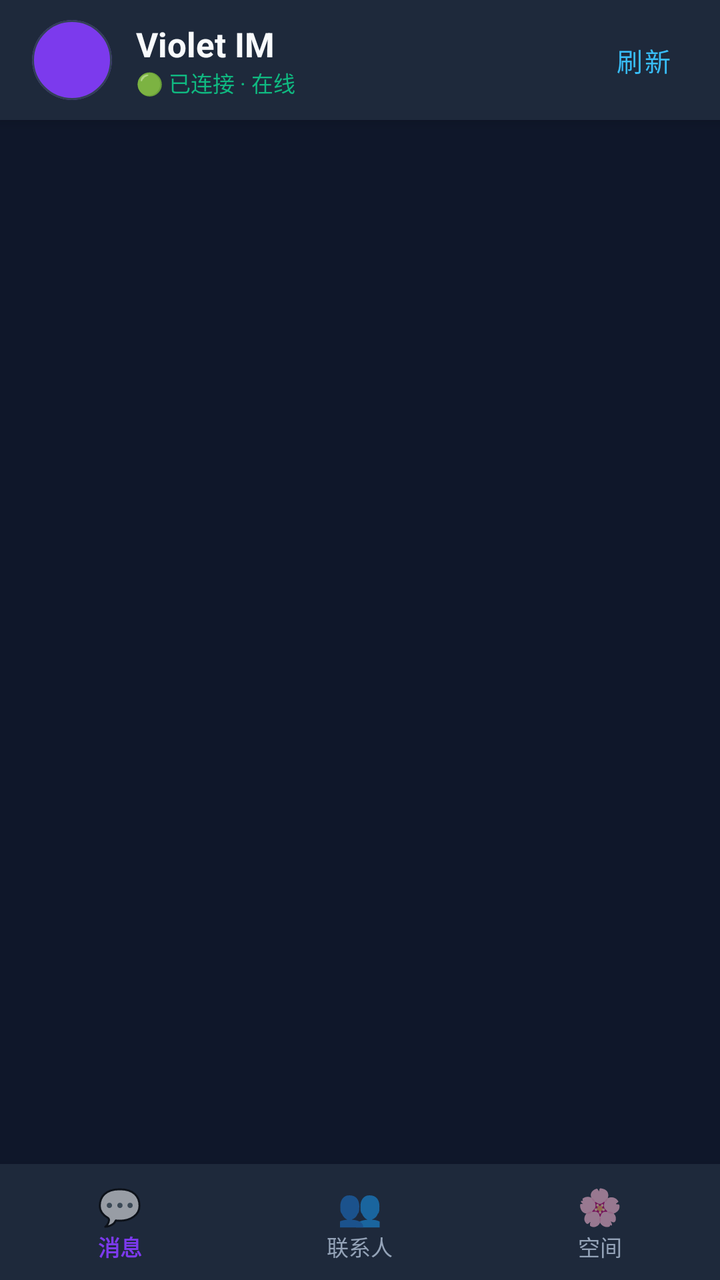
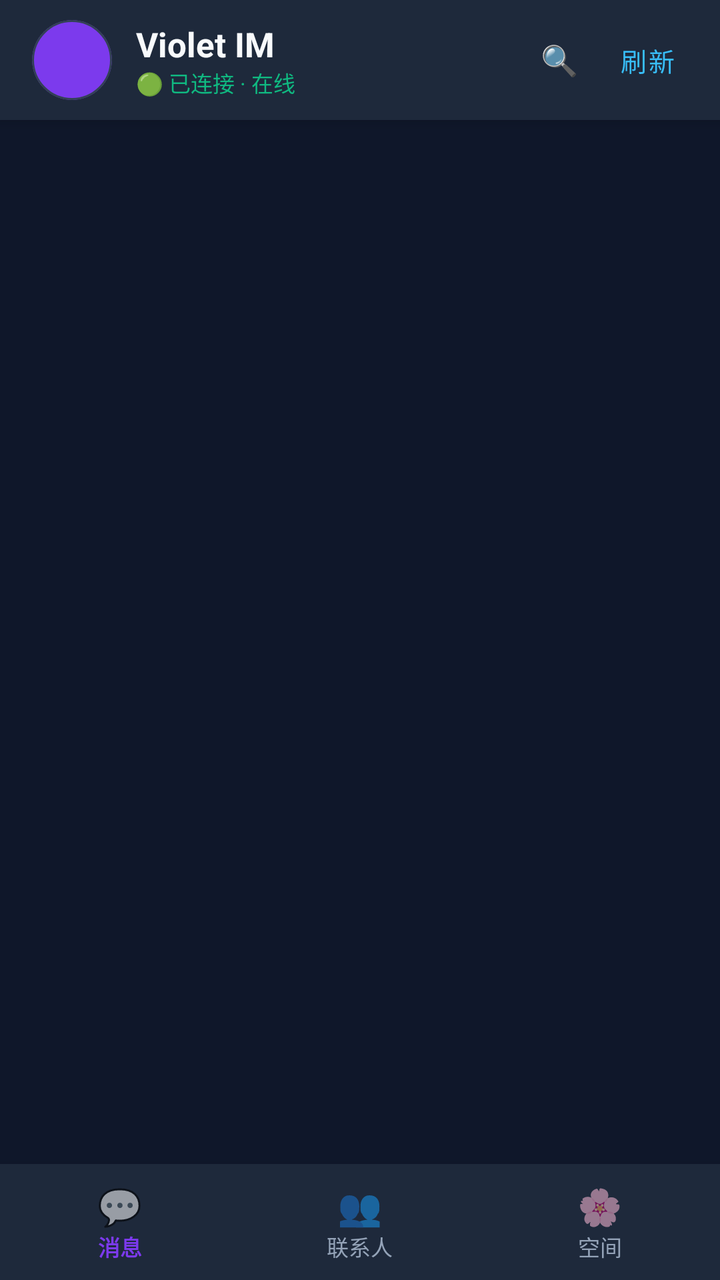

The first picture is an Android layout as it rendered before a commit; the second is the same layout after the commit. The layout source and the unified diff follow.
<!-- AndroidManifest.xml: application theme Theme.MaterialComponents.DayNight.NoActionBar -->
<!-- res/layout/activity_home.xml -->
<?xml version="1.0" encoding="utf-8"?>
<androidx.drawerlayout.widget.DrawerLayout xmlns:android="http://schemas.android.com/apk/res/android"
    xmlns:app="http://schemas.android.com/apk/res-auto"
    android:id="@+id/drawer_layout"
    android:layout_width="match_parent"
    android:layout_height="match_parent">

    
    <LinearLayout
        android:id="@+id/home_root"
        android:layout_width="match_parent"
        android:layout_height="match_parent"
        android:orientation="vertical"
        android:background="#0F172A">

        
        <LinearLayout
            android:id="@+id/home_topbar"
            android:layout_width="match_parent"
            android:layout_height="60dp"
            android:background="#1E293B"
            android:orientation="horizontal"
            android:gravity="center_vertical"
            android:paddingStart="16dp"
            android:paddingEnd="12dp"
            android:elevation="4dp">

            
            <com.google.android.material.card.MaterialCardView
                android:id="@+id/card_my_avatar"
                android:layout_width="40dp"
                android:layout_height="40dp"
                android:clickable="true"
                android:focusable="true"
                android:foreground="?android:attr/selectableItemBackground"
                app:cardBackgroundColor="#7C3AED"
                app:cardCornerRadius="20dp"
                app:cardElevation="0dp"
                app:strokeColor="#334155"
                app:strokeWidth="1dp">

                <FrameLayout
                    android:layout_width="match_parent"
                    android:layout_height="match_parent">

                    <TextView
                        android:id="@+id/tv_my_avatar"
                        android:layout_width="match_parent"
                        android:layout_height="match_parent"
                        android:gravity="center"
                        android:textColor="#FFFFFF"
                        android:textSize="15sp"
                        android:textStyle="bold" />

                    <ImageView
                        android:id="@+id/iv_my_avatar"
                        android:layout_width="match_parent"
                        android:layout_height="match_parent"
                        android:scaleType="centerCrop"
                        android:visibility="gone"
                        android:contentDescription="我的头像" />
                </FrameLayout>
            </com.google.android.material.card.MaterialCardView>

            <LinearLayout
                android:id="@+id/btn_open_drawer_title"
                android:layout_width="0dp"
                android:layout_height="wrap_content"
                android:layout_weight="1"
                android:layout_marginStart="12dp"
                android:orientation="vertical"
                android:clickable="true"
                android:focusable="true">

                <TextView
                    android:id="@+id/tv_home_title"
                    android:layout_width="wrap_content"
                    android:layout_height="wrap_content"
                    android:text="Violet IM"
                    android:textColor="#F8FAFC"
                    android:textSize="17sp"
                    android:textStyle="bold" />

                <TextView
                    android:id="@+id/tv_home_subtitle"
                    android:layout_width="wrap_content"
                    android:layout_height="wrap_content"
                    android:text="🟢 已连接 · 在线"
                    android:textColor="#10B981"
                    android:textSize="11sp"
                    android:singleLine="true"
                    android:ellipsize="end" />
            </LinearLayout>

            <com.google.android.material.button.MaterialButton
                android:id="@+id/btn_home_refresh"
                style="@style/Widget.MaterialComponents.Button.TextButton"
                android:layout_width="wrap_content"
                android:layout_height="36dp"
                android:minWidth="0dp"
                android:minHeight="0dp"
                android:insetTop="0dp"
                android:insetBottom="0dp"
                android:paddingStart="12dp"
                android:paddingEnd="12dp"
                android:text="刷新"
                android:textColor="#38BDF8"
                android:textSize="13sp" />
        </LinearLayout>

        
        <FrameLayout
            android:layout_width="match_parent"
            android:layout_height="0dp"
            android:layout_weight="1">

            
            <LinearLayout
                android:id="@+id/layout_tab_chats"
                android:layout_width="match_parent"
                android:layout_height="match_parent"
                android:orientation="vertical">

                <ProgressBar
                    android:id="@+id/pb_loading"
                    android:layout_width="32dp"
                    android:layout_height="32dp"
                    android:layout_gravity="center"
                    android:layout_marginTop="24dp"
                    android:visibility="gone" />

                <TextView
                    android:id="@+id/tv_empty_chats"
                    android:layout_width="match_parent"
                    android:layout_height="wrap_content"
                    android:gravity="center"
                    android:textColor="#64748B"
                    android:textSize="13sp"
                    android:layout_marginTop="36dp"
                    android:text="暂无正在进行的会话\n可在「联系人」中点击群组或好友开启聊天"
                    android:visibility="gone" />

                <androidx.recyclerview.widget.RecyclerView
                    android:id="@+id/rv_conversations"
                    android:layout_width="match_parent"
                    android:layout_height="match_parent"
                    android:clipToPadding="false"
                    android:paddingTop="4dp"
                    android:paddingBottom="8dp" />
            </LinearLayout>

            
            <LinearLayout
                android:id="@+id/layout_tab_contacts"
                android:layout_width="match_parent"
                android:layout_height="match_parent"
                android:orientation="vertical"
                android:visibility="gone">

                <TextView
                    android:id="@+id/tv_contacts_header"
                    android:layout_width="match_parent"
                    android:layout_height="wrap_content"
                    android:text="群聊与好友名录"
                    android:textColor="#64748B"
                    android:textSize="12sp"
                    android:paddingStart="16dp"
                    android:paddingTop="12dp"
                    android:paddingBottom="6dp" />

                <androidx.recyclerview.widget.RecyclerView
                    android:id="@+id/rv_contacts"
                    android:layout_width="match_parent"
                    android:layout_height="match_parent" />
            </LinearLayout>

            
            <ScrollView
                android:id="@+id/layout_tab_moments"
                android:layout_width="match_parent"
                android:layout_height="match_parent"
                android:visibility="gone">

                <LinearLayout
                    android:layout_width="match_parent"
                    android:layout_height="wrap_content"
                    android:orientation="vertical"
                    android:padding="16dp">

                    <com.google.android.material.card.MaterialCardView
                        android:layout_width="match_parent"
                        android:layout_height="160dp"
                        app:cardBackgroundColor="#334155"
                        app:cardCornerRadius="18dp"
                        app:cardElevation="0dp">

                        <LinearLayout
                            android:layout_width="match_parent"
                            android:layout_height="match_parent"
                            android:gravity="center"
                            android:orientation="vertical">

                            <TextView
                                android:layout_width="wrap_content"
                                android:layout_height="wrap_content"
                                android:text="🌸 私有动态空间"
                                android:textColor="#F8FAFC"
                                android:textSize="20sp"
                                android:textStyle="bold" />

                            <TextView
                                android:layout_width="wrap_content"
                                android:layout_height="wrap_content"
                                android:text="纯血私有微中枢 (Port 3012) 准备就绪"
                                android:textColor="#94A3B8"
                                android:textSize="12sp"
                                android:layout_marginTop="6dp" />
                        </LinearLayout>
                    </com.google.android.material.card.MaterialCardView>

                    <TextView
                        android:layout_width="match_parent"
                        android:layout_height="wrap_content"
                        android:text="✨ 正在打通服务器端 3012 微中枢，届时支持九宫格原图、点赞与楼中楼树状评论！"
                        android:textColor="#64748B"
                        android:textSize="13sp"
                        android:gravity="center"
                        android:layout_marginTop="32dp" />
                </LinearLayout>
            </ScrollView>
        </FrameLayout>

        
        <LinearLayout
            android:id="@+id/home_bottom_bar"
            android:layout_width="match_parent"
            android:layout_height="58dp"
            android:background="#1E293B"
            android:orientation="horizontal"
            android:elevation="8dp">

            <LinearLayout
                android:id="@+id/nav_chats"
                android:layout_width="0dp"
                android:layout_height="match_parent"
                android:layout_weight="1"
                android:gravity="center"
                android:orientation="vertical"
                android:background="?android:attr/selectableItemBackground">

                <TextView
                    android:id="@+id/tv_nav_chats_icon"
                    android:layout_width="wrap_content"
                    android:layout_height="wrap_content"
                    android:text="💬"
                    android:textSize="18sp" />

                <TextView
                    android:id="@+id/tv_nav_chats_text"
                    android:layout_width="wrap_content"
                    android:layout_height="wrap_content"
                    android:text="消息"
                    android:textColor="#7C3AED"
                    android:textSize="11sp"
                    android:textStyle="bold" />
            </LinearLayout>

            <LinearLayout
                android:id="@+id/nav_contacts"
                android:layout_width="0dp"
                android:layout_height="match_parent"
                android:layout_weight="1"
                android:gravity="center"
                android:orientation="vertical"
                android:background="?android:attr/selectableItemBackground">

                <TextView
                    android:id="@+id/tv_nav_contacts_icon"
                    android:layout_width="wrap_content"
                    android:layout_height="wrap_content"
                    android:text="👥"
                    android:textSize="18sp" />

                <TextView
                    android:id="@+id/tv_nav_contacts_text"
                    android:layout_width="wrap_content"
                    android:layout_height="wrap_content"
                    android:text="联系人"
                    android:textColor="#94A3B8"
                    android:textSize="11sp" />
            </LinearLayout>

            <LinearLayout
                android:id="@+id/nav_moments"
                android:layout_width="0dp"
                android:layout_height="match_parent"
                android:layout_weight="1"
                android:gravity="center"
                android:orientation="vertical"
                android:background="?android:attr/selectableItemBackground">

                <TextView
                    android:id="@+id/tv_nav_moments_icon"
                    android:layout_width="wrap_content"
                    android:layout_height="wrap_content"
                    android:text="🌸"
                    android:textSize="18sp" />

                <TextView
                    android:id="@+id/tv_nav_moments_text"
                    android:layout_width="wrap_content"
                    android:layout_height="wrap_content"
                    android:text="空间"
                    android:textColor="#94A3B8"
                    android:textSize="11sp" />
            </LinearLayout>
        </LinearLayout>
    </LinearLayout>

    
    <LinearLayout
        android:id="@+id/drawer_container"
        android:layout_width="290dp"
        android:layout_height="match_parent"
        android:layout_gravity="start"
        android:orientation="vertical"
        android:background="#1E293B"
        android:clickable="true"
        android:focusable="true">

        
        <LinearLayout
            android:id="@+id/drawer_header"
            android:layout_width="match_parent"
            android:layout_height="wrap_content"
            android:orientation="vertical"
            android:paddingStart="22dp"
            android:paddingEnd="22dp"
            android:paddingTop="44dp"
            android:paddingBottom="22dp"
            android:background="#0F172A">

            <com.google.android.material.card.MaterialCardView
                android:id="@+id/card_drawer_avatar"
                android:layout_width="64dp"
                android:layout_height="64dp"
                app:cardBackgroundColor="#7C3AED"
                app:cardCornerRadius="32dp"
                app:cardElevation="0dp"
                app:strokeColor="#7C3AED"
                app:strokeWidth="2dp">

                <FrameLayout
                    android:layout_width="match_parent"
                    android:layout_height="match_parent">

                    <TextView
                        android:id="@+id/tv_drawer_avatar"
                        android:layout_width="match_parent"
                        android:layout_height="match_parent"
                        android:gravity="center"
                        android:textColor="#FFFFFF"
                        android:textSize="24sp"
                        android:textStyle="bold" />

                    <ImageView
                        android:id="@+id/iv_drawer_avatar"
                        android:layout_width="match_parent"
                        android:layout_height="match_parent"
                        android:scaleType="centerCrop"
                        android:visibility="gone"
                        android:contentDescription="侧边栏头像" />
                </FrameLayout>
            </com.google.android.material.card.MaterialCardView>

            <TextView
                android:id="@+id/tv_drawer_name"
                android:layout_width="wrap_content"
                android:layout_height="wrap_content"
                android:layout_marginTop="14dp"
                android:text="小窝成员"
                android:textColor="#F8FAFC"
                android:textSize="20sp"
                android:textStyle="bold" />

            <TextView
                android:id="@+id/tv_drawer_server"
                android:layout_width="wrap_content"
                android:layout_height="wrap_content"
                android:layout_marginTop="4dp"
                android:text="chat.waitb.sbs"
                android:textColor="#94A3B8"
                android:textSize="12sp"
                android:singleLine="true"
                android:ellipsize="end" />
        </LinearLayout>

        
        <LinearLayout
            android:layout_width="match_parent"
            android:layout_height="0dp"
            android:layout_weight="1"
            android:orientation="vertical"
            android:paddingStart="14dp"
            android:paddingEnd="14dp"
            android:paddingTop="18dp">

            
            <com.google.android.material.card.MaterialCardView
                android:id="@+id/btn_drawer_theme"
                android:layout_width="match_parent"
                android:layout_height="52dp"
                android:layout_marginBottom="10dp"
                android:clickable="true"
                android:focusable="true"
                android:foreground="?android:attr/selectableItemBackground"
                app:cardBackgroundColor="#0F172A"
                app:cardCornerRadius="14dp"
                app:cardElevation="0dp"
                app:strokeColor="#334155"
                app:strokeWidth="1dp">

                <LinearLayout
                    android:layout_width="match_parent"
                    android:layout_height="match_parent"
                    android:orientation="horizontal"
                    android:gravity="center_vertical"
                    android:paddingStart="16dp"
                    android:paddingEnd="16dp">

                    <TextView
                        android:id="@+id/tv_drawer_theme_icon"
                        android:layout_width="wrap_content"
                        android:layout_height="wrap_content"
                        android:text="🌙"
                        android:textSize="18sp" />

                    <TextView
                        android:id="@+id/tv_drawer_theme_label"
                        android:layout_width="0dp"
                        android:layout_height="wrap_content"
                        android:layout_weight="1"
                        android:layout_marginStart="12dp"
                        android:text="夜间模式"
                        android:textColor="#F8FAFC"
                        android:textSize="15sp"
                        android:textStyle="bold" />

                    <TextView
                        android:id="@+id/tv_drawer_theme_hint"
                        android:layout_width="wrap_content"
                        android:layout_height="wrap_content"
                        android:text="切换日间"
                        android:textColor="#94A3B8"
                        android:textSize="12sp" />
                </LinearLayout>
            </com.google.android.material.card.MaterialCardView>

            
            <com.google.android.material.card.MaterialCardView
                android:id="@+id/btn_drawer_settings"
                android:layout_width="match_parent"
                android:layout_height="52dp"
                android:layout_marginBottom="10dp"
                android:clickable="true"
                android:focusable="true"
                android:foreground="?android:attr/selectableItemBackground"
                app:cardBackgroundColor="#0F172A"
                app:cardCornerRadius="14dp"
                app:cardElevation="0dp"
                app:strokeColor="#334155"
                app:strokeWidth="1dp">

                <LinearLayout
                    android:layout_width="match_parent"
                    android:layout_height="match_parent"
                    android:orientation="horizontal"
                    android:gravity="center_vertical"
                    android:paddingStart="16dp"
                    android:paddingEnd="16dp">

                    <TextView
                        android:layout_width="wrap_content"
                        android:layout_height="wrap_content"
                        android:text="⚙️"
                        android:textSize="18sp" />

                    <TextView
                        android:id="@+id/tv_drawer_settings_label"
                        android:layout_width="0dp"
                        android:layout_height="wrap_content"
                        android:layout_weight="1"
                        android:layout_marginStart="12dp"
                        android:text="设置"
                        android:textColor="#F8FAFC"
                        android:textSize="15sp"
                        android:textStyle="bold" />

                    <TextView
                        android:id="@+id/tv_drawer_settings_hint"
                        android:layout_width="wrap_content"
                        android:layout_height="wrap_content"
                        android:text="头像 / 字体"
                        android:textColor="#94A3B8"
                        android:textSize="12sp" />
                </LinearLayout>
            </com.google.android.material.card.MaterialCardView>

        </LinearLayout>

        
        <LinearLayout
            android:layout_width="match_parent"
            android:layout_height="wrap_content"
            android:orientation="vertical"
            android:padding="16dp">

            <com.google.android.material.button.MaterialButton
                android:id="@+id/btn_home_logout"
                style="@style/Widget.MaterialComponents.Button.OutlinedButton"
                android:layout_width="match_parent"
                android:layout_height="46dp"
                android:insetTop="0dp"
                android:insetBottom="0dp"
                android:text="退出当前账号"
                android:textColor="#EF4444"
                android:textSize="14sp"
                android:textStyle="bold"
                app:cornerRadius="14dp"
                app:strokeColor="#EF4444"
                app:strokeWidth="1dp" />
        </LinearLayout>
    </LinearLayout>

</androidx.drawerlayout.widget.DrawerLayout>
<!-- resources referenced by this layout -->
<resources>

</resources>

<!-- the commit's change to res/layout/activity_home.xml (unified diff, before → after) -->
@@ -93,6 +93,19 @@
             </LinearLayout>
 
             <com.google.android.material.button.MaterialButton
+                android:id="@+id/btn_home_search"
+                style="@style/Widget.MaterialComponents.Button.TextButton"
+                android:layout_width="40dp"
+                android:layout_height="36dp"
+                android:minWidth="0dp"
+                android:minHeight="0dp"
+                android:insetTop="0dp"
+                android:insetBottom="0dp"
+                android:padding="0dp"
+                android:text="🔍"
+                android:textSize="15sp" />
+
+            <com.google.android.material.button.MaterialButton
                 android:id="@+id/btn_home_refresh"
                 style="@style/Widget.MaterialComponents.Button.TextButton"
                 android:layout_width="wrap_content"
@@ -101,8 +114,8 @@
                 android:minHeight="0dp"
                 android:insetTop="0dp"
                 android:insetBottom="0dp"
-                android:paddingStart="12dp"
-                android:paddingEnd="12dp"
+                android:paddingStart="10dp"
+                android:paddingEnd="10dp"
                 android:text="刷新"
                 android:textColor="#38BDF8"
                 android:textSize="13sp" />
